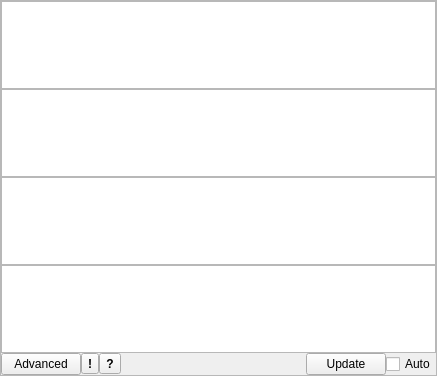
Qt form lib/util/generator/GeneratorTemplate.ui (acq4/acq4) before a commit.
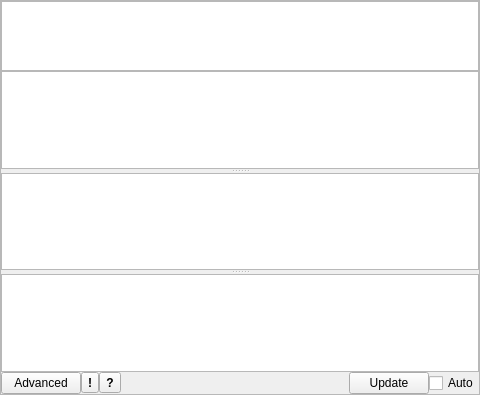
The same form after that commit. Custom widgets are drawn as their Qt base class.

Commit message: moved SpinBox, JoystickBtn, and WidgetGroup to pyqtgraph split pyqtgraph.grpahicsItems into individual classes updates to parametertree and generator

Diff of the .ui file:
```diff
--- a/lib/util/generator/GeneratorTemplate.ui
+++ b/lib/util/generator/GeneratorTemplate.ui
@@ -6,8 +6,8 @@
    <rect>
     <x>0</x>
     <y>0</y>
-    <width>437</width>
-    <height>376</height>
+    <width>480</width>
+    <height>395</height>
    </rect>
   </property>
   <property name="minimumSize">
@@ -48,7 +48,7 @@
         </property>
         <widget class="QWidget" name="page">
          <layout class="QVBoxLayout" name="verticalLayout_3">
-          <property name="margin">
+          <property name="spacing">
            <number>0</number>
           </property>
           <item>
@@ -64,6 +64,13 @@
            </widget>
           </item>
           <item>
+           <widget class="QSplitter" name="advSplitter">
+            <property name="orientation">
+             <enum>Qt::Vertical</enum>
+            </property>
+            <property name="childrenCollapsible">
+             <bool>false</bool>
+            </property>
            <widget class="QTextEdit" name="functionText">
             <property name="minimumSize">
              <size>
@@ -79,31 +86,16 @@
 &lt;p style=&quot;-qt-paragraph-type:empty; margin-top:0px; margin-bottom:0px; margin-left:0px; margin-right:0px; -qt-block-indent:0; text-indent:0px; font-family:'Sans Serif'; font-size:7pt;&quot;&gt;&lt;/p&gt;&lt;/body&gt;&lt;/html&gt;</string>
             </property>
            </widget>
-          </item>
-          <item>
-           <widget class="QTextEdit" name="paramText">
-            <property name="sizePolicy">
-             <sizepolicy hsizetype="Expanding" vsizetype="Expanding">
-              <horstretch>0</horstretch>
-              <verstretch>0</verstretch>
-             </sizepolicy>
-            </property>
-            <property name="minimumSize">
-             <size>
-              <width>0</width>
-              <height>15</height>
-             </size>
-            </property>
-            <property name="html">
-             <string>&lt;!DOCTYPE HTML PUBLIC &quot;-//W3C//DTD HTML 4.0//EN&quot; &quot;http://www.w3.org/TR/REC-html40/strict.dtd&quot;&gt;
-&lt;html&gt;&lt;head&gt;&lt;meta name=&quot;qrichtext&quot; content=&quot;1&quot; /&gt;&lt;style type=&quot;text/css&quot;&gt;
-p, li { white-space: pre-wrap; }
-&lt;/style&gt;&lt;/head&gt;&lt;body style=&quot; font-family:'Ubuntu'; font-size:9pt; font-weight:400; font-style:normal;&quot;&gt;
-&lt;p style=&quot;-qt-paragraph-type:empty; margin-top:0px; margin-bottom:0px; margin-left:0px; margin-right:0px; -qt-block-indent:0; text-indent:0px; font-family:'Sans Serif'; font-size:7pt;&quot;&gt;&lt;/p&gt;&lt;/body&gt;&lt;/html&gt;</string>
-            </property>
-           </widget>
-          </item>
-          <item>
+            <widget class="ParameterTree" name="seqTree">
+             <attribute name="headerVisible">
+              <bool>false</bool>
+             </attribute>
+             <column>
+              <property name="text">
+               <string notr="true">1</string>
+              </property>
+             </column>
+            </widget>
            <widget class="QTextBrowser" name="errorText">
             <property name="minimumSize">
              <size>
@@ -111,6 +103,7 @@
               <height>15</height>
              </size>
             </property>
+            </widget>
            </widget>
           </item>
          </layout>
```
Left out of the diff: 2 changed lines with no effect on the pictures. Lines whose indentation alone changed are shown as unchanged. The commit also changes 130 other files.
